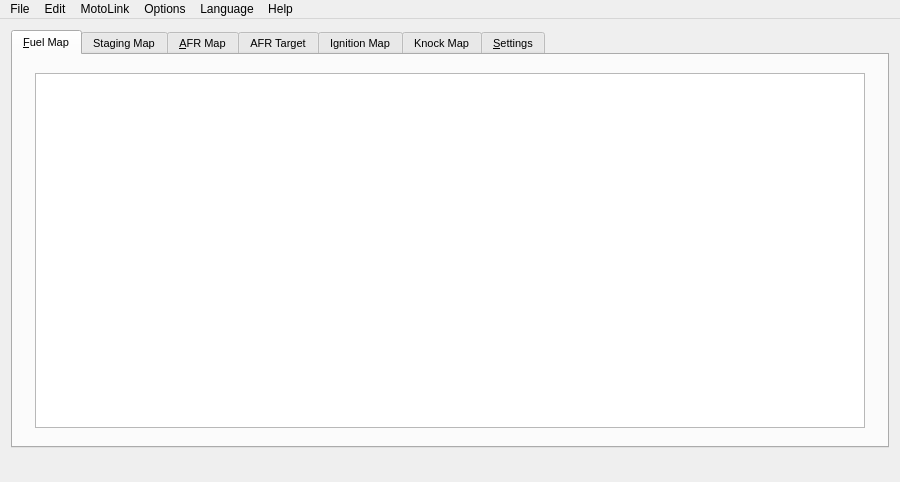
The window that GUI/ui/main.ui (fpoussin/MotoLink) describes before a commit, drawn with Qt 5.
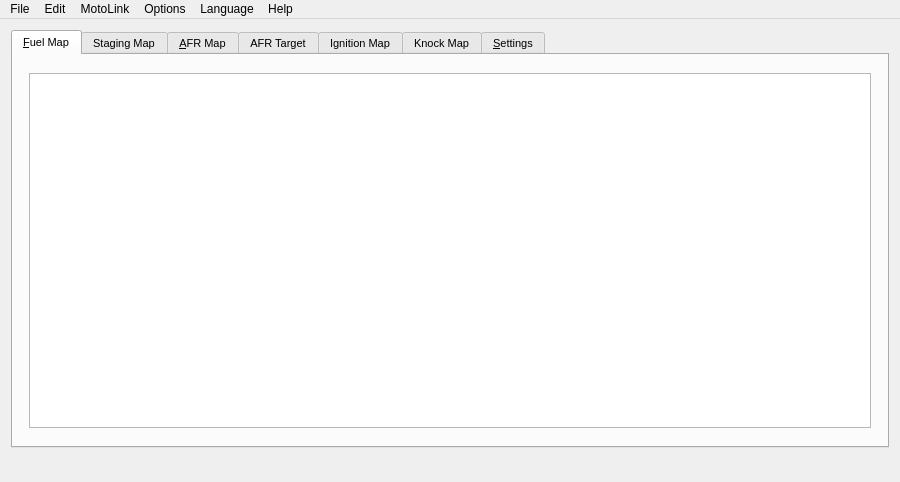
The same window after the commit. The open tabs and pages were chosen to show the change. Icons and pictures are not drawn. Custom widgets are drawn as their Qt base class.

```diff
--- a/GUI/ui/main.ui
+++ b/GUI/ui/main.ui
@@ -125,7 +125,7 @@
           </property>
           <property name="maximumSize">
            <size>
-            <width>830</width>
+            <width>842</width>
             <height>355</height>
            </size>
           </property>
```
Left out of the diff: 14 changed lines with no effect on the pictures.
